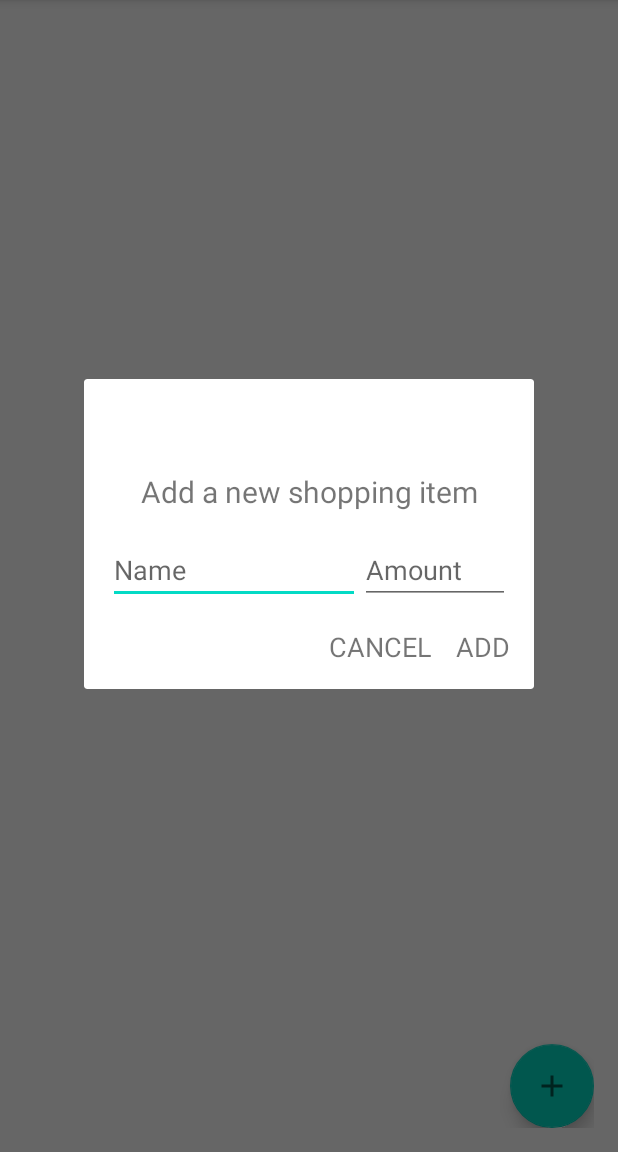
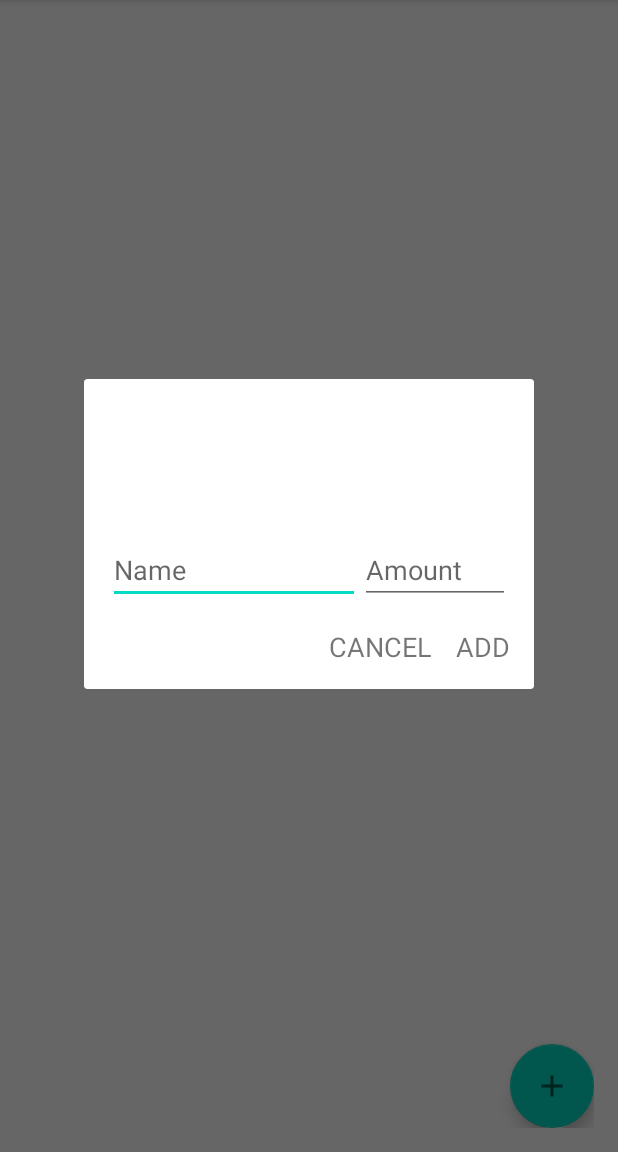
Before and after one commit to abhineshchandra1234/Shopping_List_Kotlin_App, an Android app: the screen it shows after launch (ShoppingActivity), after a tap on an icon or button, on a phone screen of 412 x 824 dp, the part 84-1236 px from its top. Run offline under Robolectric (Android 15) with nearby library versions, the phone set to English and light mode, and no system bars; libraries missing offline, so code that uses them is left out: org.kodein.di; 3 statements that could not run were skipped.

Commit message:
first commit!

```diff
--- a/app/src/main/res/layout/activity_shopping.xml
+++ b/app/src/main/res/layout/activity_shopping.xml
@@ -5,7 +5,9 @@
     android:layout_width="match_parent"
     android:layout_height="match_parent"
     android:padding="16dp"
-    tools:context=".data.ui.shoppinglist.ShoppingActivity">
+    tools:context=".data.ui.shoppinglist.ShoppingActivity"
+    android:background="@color/white"
+    >
 
     <androidx.recyclerview.widget.RecyclerView
         android:id="@+id/rvShoppingItems"
--- a/app/src/main/res/layout/dialog_add_shopping_item.xml
+++ b/app/src/main/res/layout/dialog_add_shopping_item.xml
@@ -13,6 +13,7 @@
         android:layout_height="wrap_content"
         android:textSize="20sp"
         android:text="Add a new shopping item"
+        android:textColor="@color/white"
         app:layout_constraintEnd_toEndOf="parent"
         app:layout_constraintStart_toStartOf="parent"
         app:layout_constraintTop_toTopOf="parent" />
@@ -47,6 +48,7 @@
         android:layout_marginTop="16dp"
         android:layout_marginEnd="16dp"
         android:text="CANCEL"
+        android:textColorHint="@color/white"
         android:textSize="18sp"
         app:layout_constraintEnd_toStartOf="@+id/tvAdd"
         app:layout_constraintTop_toBottomOf="@+id/etAmount" />
@@ -57,6 +59,7 @@
         android:layout_height="wrap_content"
         android:layout_marginTop="16dp"
         android:text="ADD"
+        android:textColorHint="@color/white"
         android:textSize="18sp"
         app:layout_constraintEnd_toEndOf="parent"
         app:layout_constraintTop_toBottomOf="@+id/etAmount" />
--- a/app/src/main/res/layout/shopping_item.xml
+++ b/app/src/main/res/layout/shopping_item.xml
@@ -14,6 +14,7 @@
         android:layout_height="wrap_content"
         android:text="TextView"
         android:textSize="20sp"
+        android:textColor="@color/black"
         app:layout_constraintStart_toStartOf="parent"
         app:layout_constraintTop_toTopOf="parent" />
 
@@ -22,6 +23,7 @@
         android:layout_width="wrap_content"
         android:layout_height="wrap_content"
         android:text="TextView"
+        android:textColor="@color/black"
         android:textSize="20sp"
         app:layout_constraintEnd_toEndOf="parent"
         app:layout_constraintTop_toTopOf="parent" />
```
Also changed, not shown: 1 other file.
